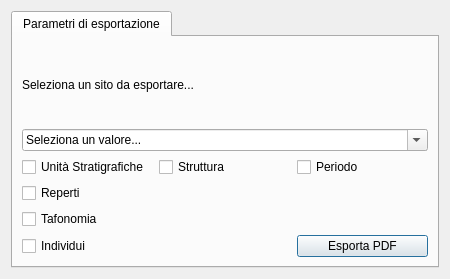
Old version of the form pyarchinit/modules/gui/pyarchinit_pdf_exp_ui.ui in the repository pyarchinit/pyarchinit_218.
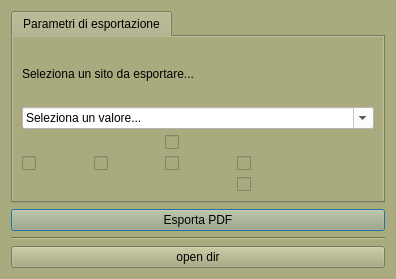
New version of the form. Icons and pictures are not drawn.

Diff of the .ui file:
```diff
--- a/pyarchinit/modules/gui/pyarchinit_pdf_exp_ui.ui
+++ b/pyarchinit/modules/gui/pyarchinit_pdf_exp_ui.ui
@@ -12,13 +12,13 @@
    <rect>
     <x>0</x>
     <y>0</y>
-    <width>450</width>
+    <width>396</width>
     <height>279</height>
    </rect>
   </property>
   <property name="minimumSize">
    <size>
-    <width>450</width>
+    <width>300</width>
     <height>279</height>
    </size>
   </property>
@@ -38,7 +38,21 @@
    <iconset resource="resources.qrc">
     <normaloff>:/images/directoryExp.png</normaloff>:/images/directoryExp.png</iconset>
   </property>
+  <property name="styleSheet">
+   <string notr="true">background-color: rgb(170, 170, 127);</string>
+  </property>
   <layout class="QGridLayout" name="gridLayout_2">
+   <item row="1" column="0">
+    <widget class="QPushButton" name="pushButton_exp_pdf">
+     <property name="text">
+      <string>Esporta PDF</string>
+     </property>
+     <property name="icon">
+      <iconset resource="resources.qrc">
+       <normaloff>:/images/pdf-icon.jpg</normaloff>:/images/pdf-icon.jpg</iconset>
+     </property>
+    </widget>
+   </item>
    <item row="0" column="0">
     <widget class="QTabWidget" name="tabWidget">
      <property name="sizePolicy">
@@ -55,16 +69,14 @@
        <string>Parametri di esportazione</string>
       </attribute>
       <layout class="QGridLayout" name="gridLayout">
-       <item row="0" column="0" colspan="3">
-        <layout class="QVBoxLayout" name="verticalLayout">
-         <item>
+       <item row="0" column="0" colspan="4">
           <widget class="QLabel" name="label">
            <property name="text">
             <string>Seleziona un sito da esportare...</string>
            </property>
           </widget>
          </item>
-         <item>
+       <item row="1" column="0" colspan="5">
           <widget class="QComboBox" name="comboBox_sito">
            <property name="enabled">
             <bool>true</bool>
@@ -78,6 +90,9 @@
            <property name="acceptDrops">
             <bool>false</bool>
            </property>
+         <property name="styleSheet">
+          <string notr="true">background-color: rgb(255, 255, 255);</string>
+         </property>
            <property name="editable">
             <bool>true</bool>
            </property>
@@ -94,12 +109,10 @@
            </item>
           </widget>
          </item>
-        </layout>
-       </item>
-       <item row="1" column="0">
+       <item row="2" column="2">
         <widget class="QCheckBox" name="checkBox_US">
          <property name="text">
-          <string>Unità Stratigrafiche</string>
+          <string/>
          </property>
          <property name="icon">
           <iconset resource="resources.qrc">
@@ -113,10 +126,16 @@
          </property>
         </widget>
        </item>
-       <item row="1" column="1">
+       <item row="3" column="2">
         <widget class="QCheckBox" name="checkBox_struttura">
+         <property name="toolTip">
+          <string>Strutture</string>
+         </property>
+         <property name="autoFillBackground">
+          <bool>false</bool>
+         </property>
          <property name="text">
-          <string>Struttura</string>
+          <string/>
          </property>
          <property name="icon">
           <iconset resource="resources.qrc">
@@ -130,10 +149,30 @@
          </property>
         </widget>
        </item>
-       <item row="1" column="2">
+       <item row="3" column="3">
+        <widget class="QCheckBox" name="checkBox_individui">
+         <property name="toolTip">
+          <string>Individui</string>
+         </property>
+         <property name="text">
+          <string/>
+         </property>
+         <property name="icon">
+          <iconset resource="resources.qrc">
+           <normaloff>:/images/iconIND.png</normaloff>:/images/iconIND.png</iconset>
+         </property>
+         <property name="iconSize">
+          <size>
+           <width>30</width>
+           <height>30</height>
+          </size>
+         </property>
+        </widget>
+       </item>
+       <item row="3" column="1">
         <widget class="QCheckBox" name="checkBox_periodo">
          <property name="text">
-          <string>Periodo</string>
+          <string/>
          </property>
          <property name="icon">
           <iconset resource="resources.qrc">
@@ -147,10 +186,10 @@
          </property>
         </widget>
        </item>
-       <item row="2" column="0">
+       <item row="3" column="0">
         <widget class="QCheckBox" name="checkBox_reperti">
          <property name="text">
-          <string>Reperti</string>
+          <string/>
          </property>
          <property name="icon">
           <iconset resource="resources.qrc">
@@ -164,11 +203,14 @@
          </property>
         </widget>
        </item>
-       <item row="3" column="0">
+       <item row="4" column="3">
         <widget class="QCheckBox" name="checkBox_tafonomia">
-         <property name="text">
+         <property name="toolTip">
           <string>Tafonomia</string>
          </property>
+         <property name="text">
+          <string/>
+         </property>
          <property name="icon">
           <iconset resource="resources.qrc">
            <normaloff>:/images/iconGrave.png</normaloff>:/images/iconGrave.png</iconset>
@@ -184,38 +226,28 @@
          </property>
         </widget>
        </item>
-       <item row="4" column="0">
-        <widget class="QCheckBox" name="checkBox_individui">
-         <property name="text">
-          <string>Individui</string>
-         </property>
-         <property name="icon">
-          <iconset resource="resources.qrc">
-           <normaloff>:/images/iconIND.png</normaloff>:/images/iconIND.png</iconset>
-         </property>
-         <property name="iconSize">
-          <size>
-           <width>30</width>
-           <height>30</height>
-          </size>
-         </property>
-        </widget>
-       </item>
-       <item row="4" column="2">
-        <widget class="QPushButton" name="pushButton_exp_pdf">
-         <property name="text">
-          <string>Esporta PDF</string>
-         </property>
-         <property name="icon">
-          <iconset resource="resources.qrc">
-           <normaloff>:/images/pdf-icon.jpg</normaloff>:/images/pdf-icon.jpg</iconset>
-         </property>
-        </widget>
-       </item>
       </layout>
      </widget>
     </widget>
    </item>
+   <item row="3" column="0">
+    <widget class="QPushButton" name="pushButton_open_dir">
+     <property name="text">
+      <string>open dir</string>
+     </property>
+     <property name="icon">
+      <iconset resource="resources.qrc">
+       <normaloff>:/images/directoryExp.png</normaloff>:/images/directoryExp.png</iconset>
+     </property>
+    </widget>
+   </item>
+   <item row="2" column="0">
+    <widget class="Line" name="line">
+     <property name="orientation">
+      <enum>Qt::Horizontal</enum>
+     </property>
+    </widget>
+   </item>
   </layout>
  </widget>
  <resources>
```
Left out of the diff: 15 changed lines with no effect on the pictures. Lines whose indentation alone changed are shown as unchanged.
